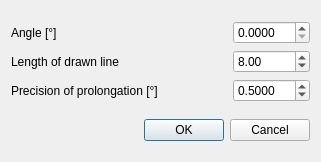
The window that ui/ui_place_orientation.ui (kalxas/intersectit) describes before a commit, drawn with Qt 5.
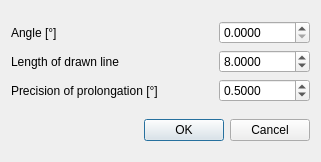
The same window after the commit.

Commit message: Set Length of drawn line in 4 decimals, like other fields (#4)

The edit to the form file:
```diff
--- a/ui/ui_place_orientation.ui
+++ b/ui/ui_place_orientation.ui
@@ -122,7 +122,7 @@
    <item row="3" column="4">
     <widget class="QDoubleSpinBox" name="length">
      <property name="decimals">
-      <number>2</number>
+      <number>4</number>
      </property>
      <property name="maximum">
       <double>10000.000000000000000</double>
```
